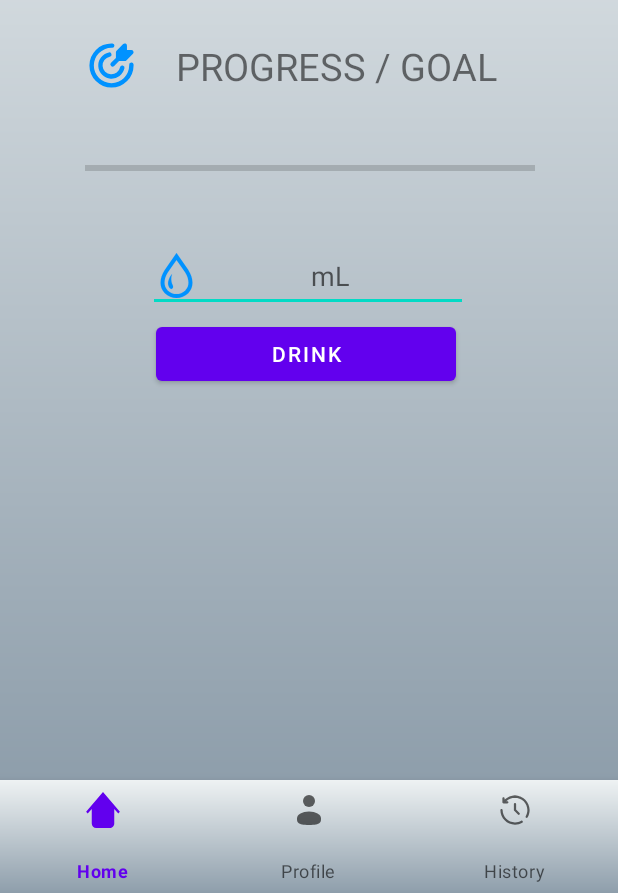
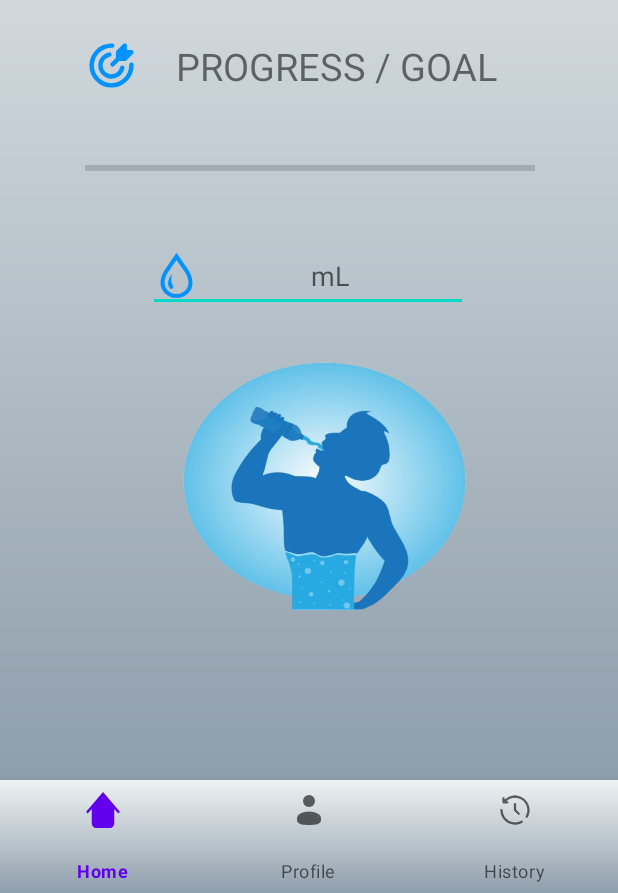
Before and after one commit to SaggyMassiveFuckingSackOfCode/AquaTake, an Android app: the FirstFragment screen opened directly, with no data from a screen before it, on a phone screen of 412 x 824 dp, the part 343-1236 px from its top. Run offline under Robolectric (Android 15) with nearby library versions, the light colour scheme and no system bars.

Commit message:
Tubigan garden resort

```diff
--- a/app/src/main/res/layout/fragment_first.xml
+++ b/app/src/main/res/layout/fragment_first.xml
@@ -61,16 +61,17 @@
         app:layout_constraintStart_toStartOf="@+id/progressBar"
         app:layout_constraintTop_toBottomOf="@+id/progressBar" />
 
-    <Button
+    <ImageView
         android:id="@+id/btnDrink"
-        android:layout_width="200dp"
-        android:layout_height="wrap_content"
-        android:layout_marginTop="4dp"
+        android:layout_width="242dp"
+        android:layout_height="230dp"
         android:onClick="onClickDrink"
-        android:text="DRINK"
-        app:layout_constraintEnd_toEndOf="@+id/etAmount"
-        app:layout_constraintHorizontal_bias="0.4"
-        app:layout_constraintStart_toStartOf="@+id/etAmount"
-        app:layout_constraintTop_toBottomOf="@+id/etAmount" />
+        android:src="@drawable/drink"
+        app:layout_constraintBottom_toBottomOf="parent"
+        app:layout_constraintEnd_toEndOf="parent"
+        app:layout_constraintHorizontal_bias="0.591"
+        app:layout_constraintStart_toStartOf="parent"
+        app:layout_constraintTop_toTopOf="@+id/etAmount"
+        app:layout_constraintVertical_bias="0.353" />
 
 </androidx.constraintlayout.widget.ConstraintLayout>
```
Also changed, not shown: app/src/main/res/drawable/drink.png (added).
